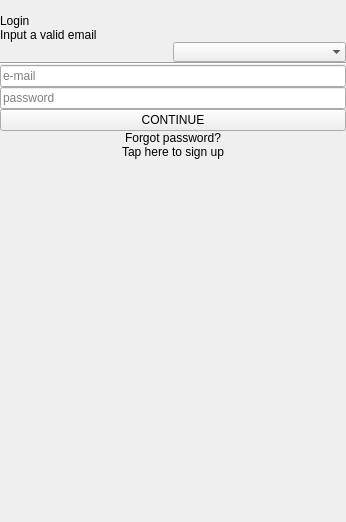
demlabs-cellframe/dap-ui-sdk, file vpn/ui/ui/mobile/SignInScreen.ui: the form before one commit.
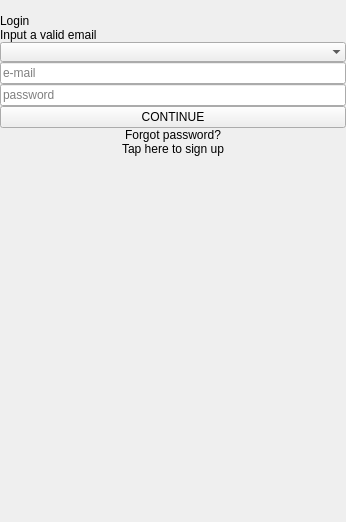
The form after the commit. Custom widgets are drawn as their Qt base class.

Commit message: [*]Refactor combobox and custom button

The edit to the form file:
```diff
--- a/vpn/ui/ui/mobile/SignInScreen.ui
+++ b/vpn/ui/ui/mobile/SignInScreen.ui
@@ -83,43 +83,6 @@
     </widget>
    </item>
    <item>
-    <widget class="QWidget" name="wgtComboBoxFrame" native="true">
-     <property name="sizePolicy">
-      <sizepolicy hsizetype="Preferred" vsizetype="Preferred">
-       <horstretch>0</horstretch>
-       <verstretch>0</verstretch>
-      </sizepolicy>
-     </property>
-     <property name="minimumSize">
-      <size>
-       <width>0</width>
-       <height>0</height>
-      </size>
-     </property>
-     <layout class="QHBoxLayout" name="horizontalLayout">
-      <property name="spacing">
-       <number>0</number>
-      </property>
-      <property name="leftMargin">
-       <number>0</number>
-      </property>
-      <property name="topMargin">
-       <number>0</number>
-      </property>
-      <property name="rightMargin">
-       <number>0</number>
-      </property>
-      <property name="bottomMargin">
-       <number>0</number>
-      </property>
-      <item alignment="Qt::AlignVCenter">
-       <widget class="QLabel" name="lblCaptionComboBox">
-        <property name="text">
-         <string/>
-        </property>
-       </widget>
-      </item>
-      <item alignment="Qt::AlignVCenter">
        <widget class="ComboBox" name="cbbServer">
         <property name="enabled">
          <bool>true</bool>
@@ -141,25 +104,6 @@
         </property>
        </widget>
       </item>
-     </layout>
-    </widget>
-   </item>
-   <item>
-    <widget class="QWidget" name="wgtTopLine" native="true"/>
-   </item>
-   <item>
-    <widget class="Line" name="line_1">
-     <property name="minimumSize">
-      <size>
-       <width>0</width>
-       <height>0</height>
-      </size>
-     </property>
-     <property name="orientation">
-      <enum>Qt::Horizontal</enum>
-     </property>
-    </widget>
-   </item>
    <item>
     <widget class="QWidget" name="wgtUnderComboBox" native="true"/>
    </item>
@@ -241,11 +185,6 @@
   </layout>
  </widget>
  <customwidgets>
-  <customwidget>
-   <class>ComboBox</class>
-   <extends>QComboBox</extends>
-   <header location="global">ComboBox.h</header>
-  </customwidget>
   <customwidget>
    <class>ClickableLabel</class>
    <extends>QLabel</extends>
@@ -256,6 +195,11 @@
    <extends>QLineEdit</extends>
    <header location="global">CustomLineEdit.h</header>
   </customwidget>
+  <customwidget>
+   <class>ComboBox</class>
+   <extends>QComboBox</extends>
+   <header location="global">ComboBox.h</header>
+  </customwidget>
   <customwidget>
    <class>PasswordLineEdit</class>
    <extends>QLineEdit</extends>
```
Lines whose indentation alone changed are shown as unchanged. The commit also changes 2 other files.
